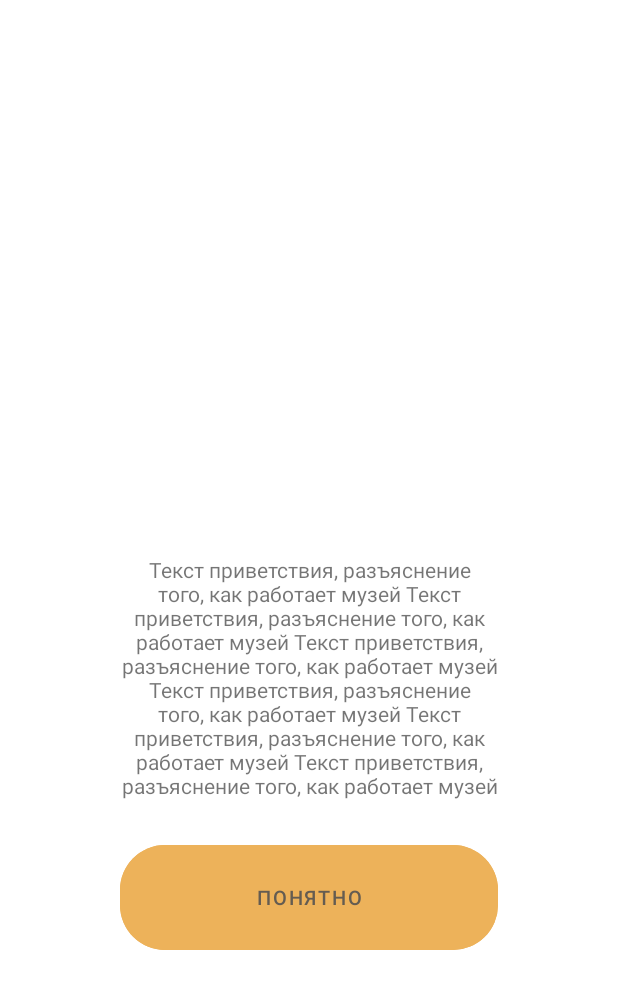
After one commit to nazzz321/MuseumQ, an Android app: the layout activity_on_boarding_1.xml on its own in the app's theme, with its tools: preview values and no code run, on a phone screen of 412 x 824 dp. The commit adds this screen. Shown: the top 989 px of the screen. Run offline under Robolectric (Android 15) with nearby library versions, the phone set to English and light mode, and no system bars.

Commit message:
Maps+Onboarding

```diff
--- /dev/null
+++ b/app/src/main/java/com/example/museumq/OnBoarding1.java
@@ -0,0 +1,32 @@
+package com.example.museumq;
+
+import androidx.annotation.StringDef;
+import androidx.appcompat.app.AppCompatActivity;
+
+import android.os.Bundle;
+import android.view.View;
+import android.widget.Button;
+import android.widget.TextView;
+
+public class OnBoarding1 extends AppCompatActivity {
+
+    @Override
+    protected void onCreate(Bundle savedInstanceState) {
+        super.onCreate(savedInstanceState);
+        setContentView(R.layout.activity_on_boarding_1);
+
+        TextView textView = findViewById(R.id.TextIntroduce);
+        Button button = (Button) findViewById(R.id.OnBoardingButton);
+        button.setOnClickListener(new View.OnClickListener() {
+            @Override
+            public void onClick(View view) {
+            textView.setText("Текст, разъясняющий, как работает приложение\n" +
+                    "Текст, разъясняющий, как работает приложение\n" +
+                    "Текст, разъясняющий, как работает приложение\n" +
+                    "Текст, разъясняющий, как работает приложение\n" +
+                    "Текст, разъясняющий, как работает приложение");
+            }
+        });
+
+    }
+}
--- a/app/src/main/res/layout/activity_main.xml
+++ b/app/src/main/res/layout/activity_main.xml
@@ -64,10 +64,11 @@
                 android:id="@+id/buttonSettings"
                 android:text="@string/MenuButtonSettings"
                 style="@style/MainMenuButton"/>
+
             <com.google.android.material.button.MaterialButton
                 android:id="@+id/buttonAbout"
-                android:text="@string/MenuButtonAbout"
-                style="@style/MainMenuButton"/>
+                style="@style/MainMenuButton"
+                android:text="@string/MenuButtonAbout" />
 
         </LinearLayout>
     </androidx.constraintlayout.widget.ConstraintLayout>
--- /dev/null
+++ b/app/src/main/res/layout/activity_on_boarding_1.xml
@@ -0,0 +1,35 @@
+<?xml version="1.0" encoding="utf-8"?>
+<androidx.constraintlayout.widget.ConstraintLayout xmlns:android="http://schemas.android.com/apk/res/android"
+    xmlns:app="http://schemas.android.com/apk/res-auto"
+    xmlns:tools="http://schemas.android.com/tools"
+    android:layout_width="match_parent"
+    android:layout_height="match_parent"
+    app:layout_constraintLeft_toLeftOf="parent"
+    app:layout_constraintTop_toTopOf="parent"
+    tools:context=".OnBoarding1">
+
+    <LinearLayout
+        android:layout_width="match_parent"
+        android:layout_height="match_parent"
+        android:orientation="vertical">
+
+        <TextView
+            android:id="@+id/TextIntroduce"
+            android:layout_width="match_parent"
+            android:layout_height="wrap_content"
+            android:layout_marginTop="370dp"
+            android:gravity="center"
+            android:paddingLeft="80dp"
+            android:paddingRight="80dp"
+            android:text="Текст приветствия, разъяснение того, как работает музей Текст приветствия, разъяснение того, как работает музей Текст приветствия, разъяснение того, как работает музей Текст приветствия, разъяснение того, как работает музей Текст приветствия, разъяснение того, как работает музей Текст приветствия, разъяснение того, как работает музей" />
+
+        <Button
+            android:id="@+id/OnBoardingButton"
+            style="@style/OrangeButton"
+            android:layout_width="match_parent"
+            android:layout_height="wrap_content"
+            android:layout_marginTop="30dp"
+            android:text="@string/Pon" />
+
+    </LinearLayout>
+</androidx.constraintlayout.widget.ConstraintLayout>
--- a/app/src/main/res/values/colors.xml
+++ b/app/src/main/res/values/colors.xml
@@ -7,4 +7,5 @@
     <color name="teal_700">#FF018786</color>
     <color name="black">#FF000000</color>
     <color name="white">#FFFFFFFF</color>
+    <color name="orange">#EDB25A</color>
 </resources>
--- a/app/src/main/res/values/strings.xml
+++ b/app/src/main/res/values/strings.xml
@@ -10,5 +10,5 @@
     <string name="MenuButtonAbout"><font size="26">АВТОРЫ</font></string>
     <!-- TODO: Remove or change this placeholder text -->
     <string name="hello_blank_fragment">Hello blank fragment</string>
-
+    <string name="Pon">Понятно</string>
 </resources>
--- a/app/src/main/res/values/styles.xml
+++ b/app/src/main/res/values/styles.xml
@@ -26,6 +26,32 @@
         <item name="android:stateListAnimator">@null</item>
         <item name="android:insetTop">0dp</item>
         <item name="android:insetBottom">0dp</item>
+
+    </style>
+
+    <style name="OrangeButton" parent="Widget.MaterialComponents.Button">
+
+        <item name="android:text">@string/Default</item>
+
+
+        <item name="android:layout_width">100dp</item>
+        <item name="android:layout_height">55dp</item>
+        <item name="android:minHeight">70dp</item>
+        <item name="android:layout_marginLeft">80dp</item>
+        <item name="android:layout_marginRight">80dp</item>
+        <item name="android:paddingLeft">70dp</item>
+        <item name="android:paddingRight">70dp</item>
+
+        <item name="cornerRadius">30dp</item>
+        <item name="android:textColor">#645C51</item>
+        <item name="android:textSize">6pt</item>
+        <item name="android:backgroundTint">@color/orange</item>
+
+
+        <item name="android:stateListAnimator">@null</item>
+        <item name="android:insetTop">0dp</item>
+        <item name="android:insetBottom">0dp</item>
+        <item name="rippleColor">#00645C51</item>
     </style>
 
 </resources>
```
